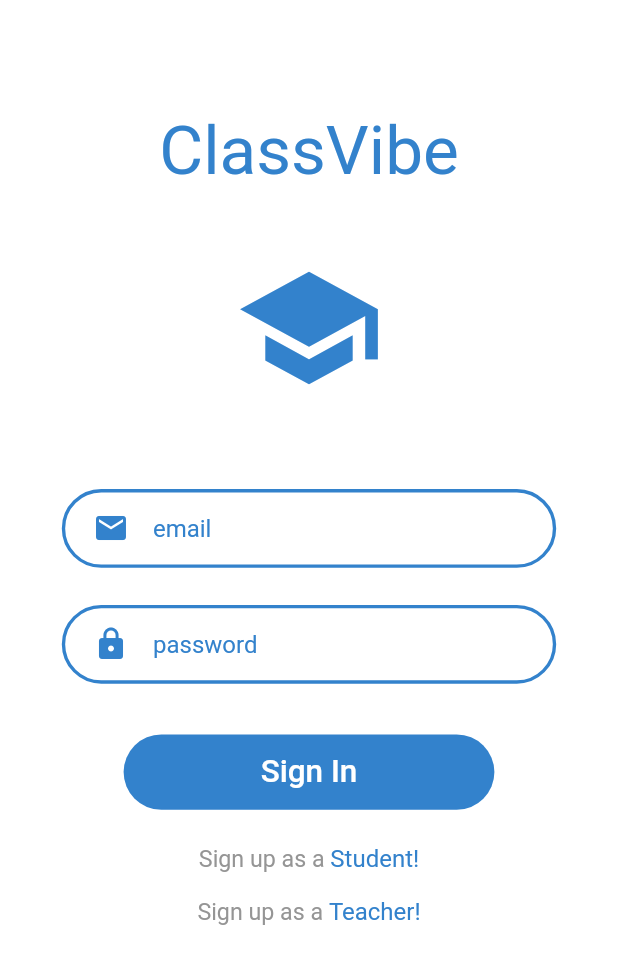
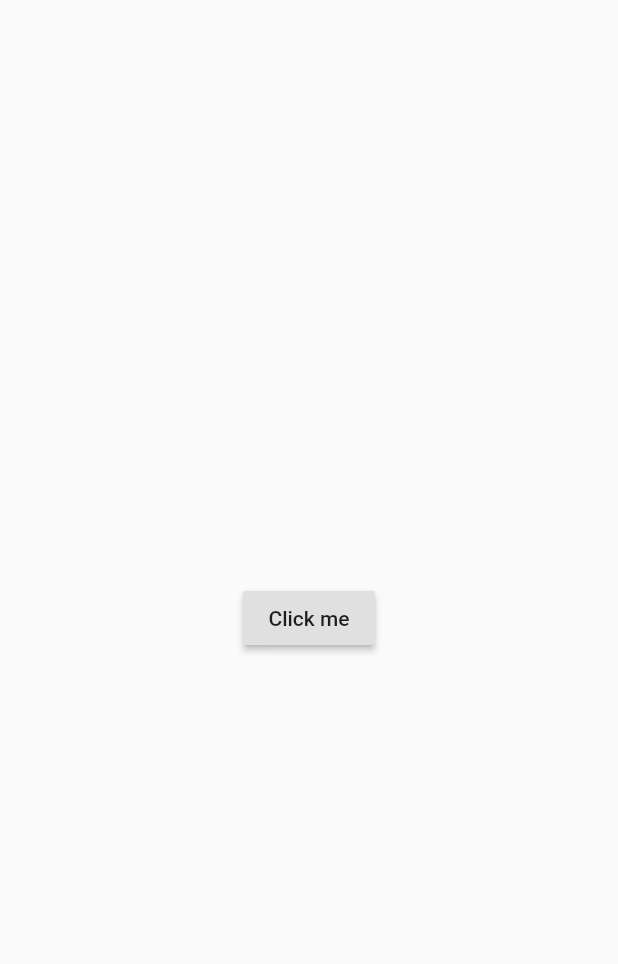
Before and after one commit to HollandPleskac/Class-Vibes-App, a Flutter app: the screen it shows after launch, on a phone screen of 412 x 824 dp. Shown: the top 964 px of the screen. Run offline on Flutter 3.47's test engine with Material 2 defaults, Android fonts, the phone set to English and light mode, and no system bars; our stand-ins replace cloud_firestore, firebase_auth, fl_chart, flutter_spinkit, flutter_svg, random_string and 1 more; missing offline and left inert: polygon_clipper; accounts and stored records are empty.

Commit message:
date testing

```diff
--- a/lib/main.dart
+++ b/lib/main.dart
@@ -3,6 +3,7 @@ import 'package:flutter/material.dart';
 import './splash.dart';
 import './student_portal/student_dash.dart';
 import './teacher_portal/teacher_dash.dart';
+import './testing.dart';
 import './teacher_subscreens/classview_teacher.dart';
 
 import './auth_screens/login_screen.dart';
@@ -21,7 +22,7 @@ class _MyAppState extends State<MyApp> {
   @override
   Widget build(BuildContext context) {
     return MaterialApp(
-      home: LoginScreen(),
+      home: Testing(),
       routes: ({
         ClassViewTeacher.routeName: (context) => ClassViewTeacher(),
         ClassViewStudent.routeName: (context) => ClassViewStudent(),
--- /dev/null
+++ b/lib/testing.dart
@@ -0,0 +1,34 @@
+import 'package:flutter/material.dart';
+import 'package:intl/intl.dart';
+
+class Testing extends StatefulWidget {
+  @override
+  _TestingState createState() => _TestingState();
+}
+
+class _TestingState extends State<Testing> {
+  var date = 'June 22, 2020';
+  var date2 = DateFormat.yMMMMd('en_US')
+      .format(
+        DateTime.now(),
+      )
+      .toString();
+  @override
+  Widget build(BuildContext context) {
+    return Scaffold(
+      body: Center(
+        child: Container(
+          child: RaisedButton(
+            child: Text('Click me'),
+            onPressed: () {
+              print(DateFormat.yMMMMd('en_US')
+                  .parse(date2)
+                  .difference(DateFormat.yMMMMd('en_US').parse(date))
+                  .toString());
+            },
+          ),
+        ),
+      ),
+    );
+  }
+}
```
